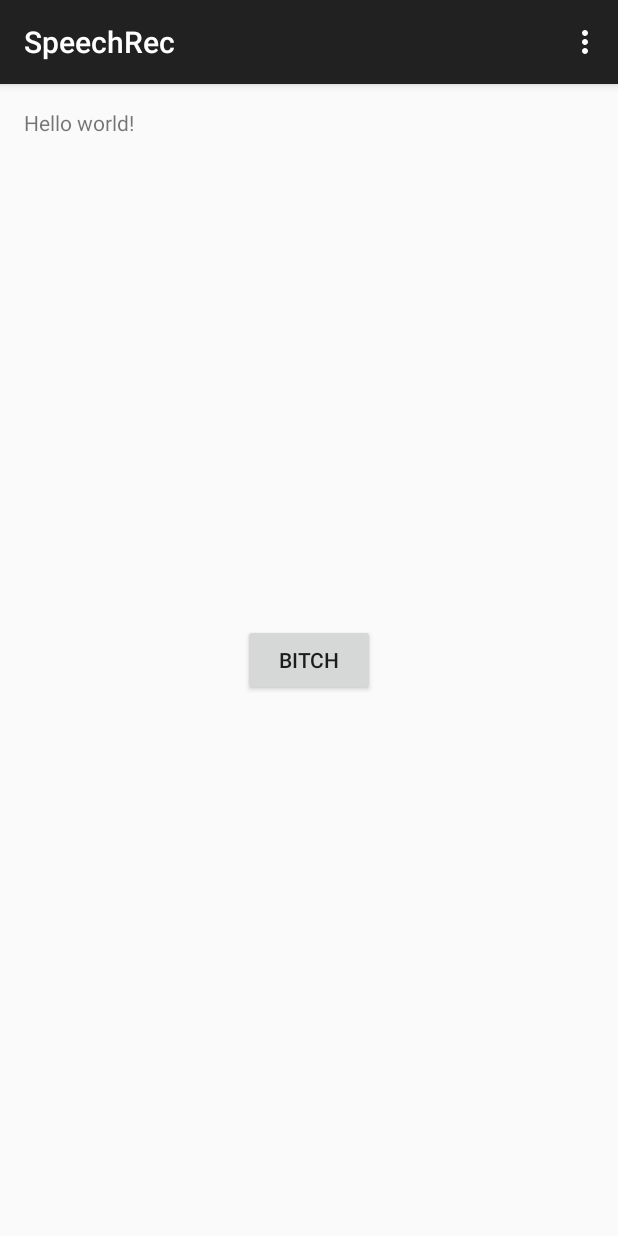
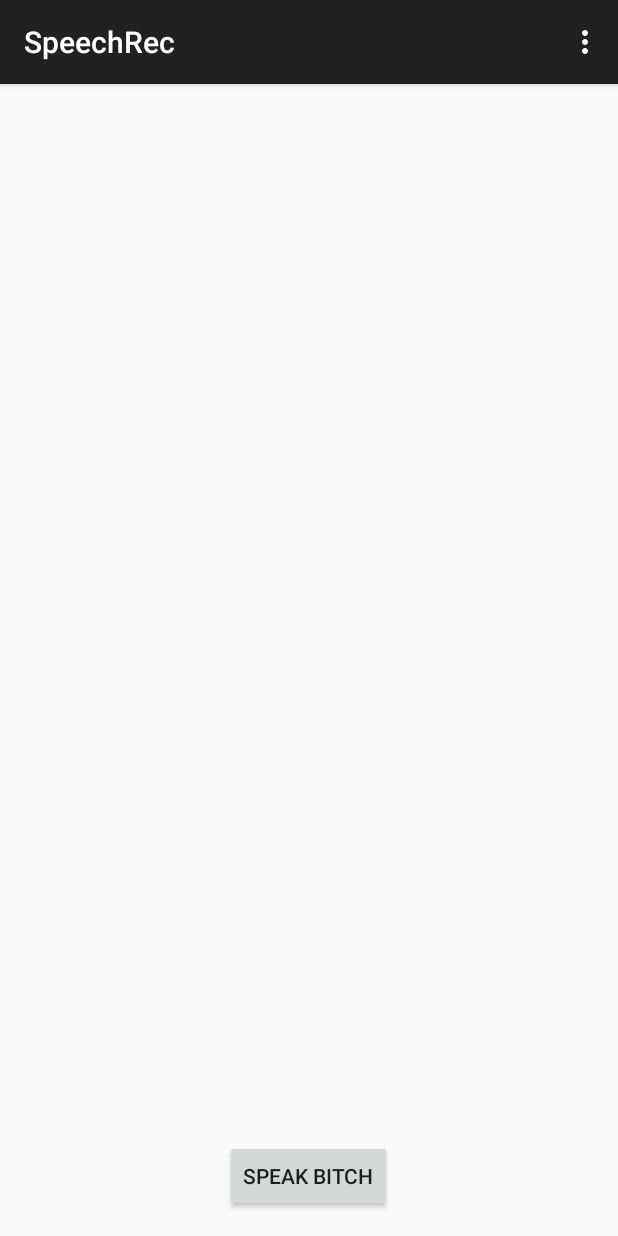
Before and after one commit to jalvarado91/SpeechRecAndroid, an Android app: the screen it shows after launch (MainActivity), on a phone screen of 412 x 824 dp. Run offline under Robolectric (Android 15) with nearby library versions, the phone set to English and light mode, and no system bars.

Commit message:
cleaning up code and layout, adding on screen live debugging

```diff
--- a/app/src/main/java/david/fag/com/speechrec/MainActivity.java
+++ b/app/src/main/java/david/fag/com/speechrec/MainActivity.java
@@ -1,5 +1,6 @@
 package david.fag.com.speechrec;
 
+import android.app.Activity;
 import android.content.Intent;
 import android.speech.RecognitionListener;
 import android.speech.RecognizerIntent;
@@ -11,17 +12,22 @@ import android.view.Menu;
 import android.view.MenuItem;
 import android.view.View;
 import android.widget.Button;
+import android.widget.TextView;
+
+import java.util.ArrayList;
 
 
 public class MainActivity extends ActionBarActivity {
+
+    public TextView mainTextView;
 
     @Override
     protected void onCreate(Bundle savedInstanceState) {
         super.onCreate(savedInstanceState);
         setContentView(R.layout.activity_main);
 
-        SpeechRecognizer sc = SpeechRecognizer.createSpeechRecognizer(getApplicationContext());
         Button spchbtn = (Button) findViewById(R.id.start_recon_button);
+        mainTextView = (TextView) findViewById(R.id.main_text_view);
 
         spchbtn.setOnClickListener(new View.OnClickListener() {
             @Override
@@ -31,57 +37,18 @@ public class MainActivity extends ActionBarActivity {
             }
         });
 
-        sc.setRecognitionListener(new RecognitionListener() {
-            @Override
-            public void onReadyForSpeech(Bundle params) {
-
-            }
-
-            @Override
-            public void onBeginningOfSpeech() {
-
-            }
-
-            @Override
-            public void onRmsChanged(float rmsdB) {
-
-            }
-
-            @Override
-            public void onBufferReceived(byte[] buffer) {
-
-            }
-
-            @Override
-            public void onEndOfSpeech() {
-
-            }
-
-            @Override
-            public void onError(int error) {
-
-            }
-
-            @Override
-            public void onResults(Bundle results) {
-                Log.v("FAGDADIV", results.toString());
-            }
-
-            @Override
-            public void onPartialResults(Bundle partialResults) {
-
-            }
-
-            @Override
-            public void onEvent(int eventType, Bundle params) {
-
-            }
-        });
     }
 
     public void onActivityResult(int requestCode, int resultCode, Intent data) {
         Log.v("DAVIDISGAY", "YO "+requestCode);
         Log.v("DAVIDISGAY", "YO "+resultCode);
+        if (resultCode == Activity.RESULT_OK && data != null) {
+            ArrayList<String> results = data.getStringArrayListExtra(RecognizerIntent.EXTRA_RESULTS);
+            Log.v("DAVIDISGAY", "DATA "+ results.toString());
+            for(String result : results) {
+                mainTextView.append(result + "\n");
+            }
+        }
     }
 
     @Override
--- a/app/src/main/res/layout/activity_main.xml
+++ b/app/src/main/res/layout/activity_main.xml
@@ -5,15 +5,17 @@
     android:paddingTop="@dimen/activity_vertical_margin"
     android:paddingBottom="@dimen/activity_vertical_margin" tools:context=".MainActivity">
 
-    <TextView android:text="@string/hello_world" android:layout_width="wrap_content"
-        android:layout_height="wrap_content" />
+    <TextView
+        android:layout_width="wrap_content"
+        android:layout_height="wrap_content"
+        android:id="@+id/main_text_view" />
 
     <Button
         android:layout_width="wrap_content"
         android:layout_height="wrap_content"
-        android:text="Bitch"
+        android:text="SPEAK BITCH"
         android:id="@+id/start_recon_button"
-        android:layout_centerVertical="true"
+        android:layout_alignParentBottom="true"
         android:layout_centerHorizontal="true" />
 
 </RelativeLayout>
```
